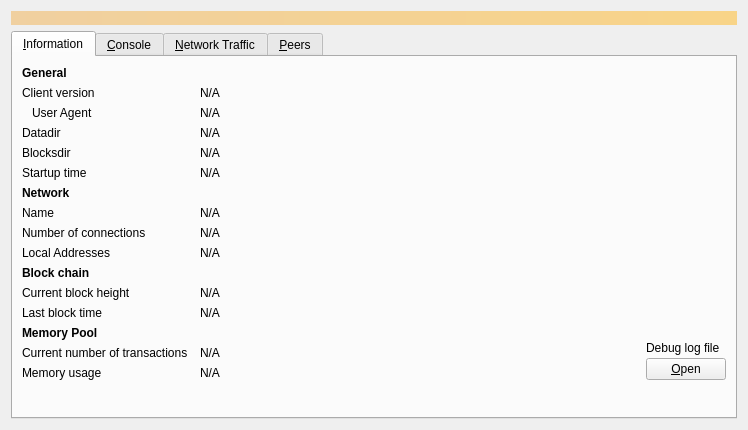
Old version of the form src/qt/forms/debugwindow.ui in the repository bitcoin-core/gui.
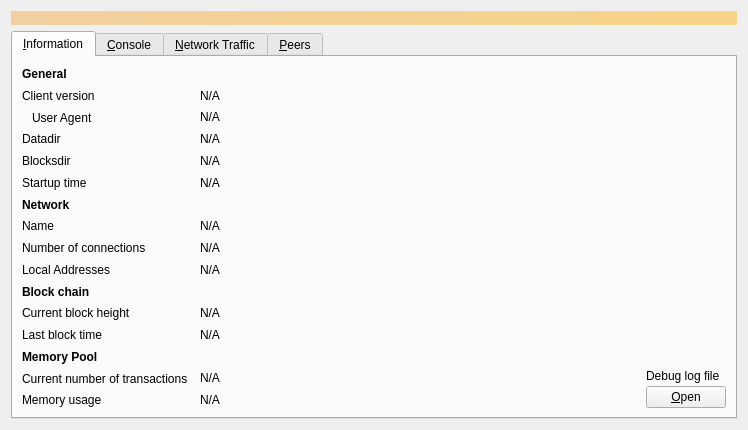
New version of the form. Icons and pictures are not drawn. Custom widgets are drawn as their Qt base class.

Commit message: src/qt/forms/debugwindow.ui:remove verticalSpacer

```diff
--- a/src/qt/forms/debugwindow.ui
+++ b/src/qt/forms/debugwindow.ui
@@ -465,19 +465,6 @@
          </item>
         </layout>
        </item>
-       <item row="16" column="0">
-        <spacer name="verticalSpacer">
-         <property name="orientation">
-          <enum>Qt::Vertical</enum>
-         </property>
-         <property name="sizeHint" stdset="0">
-          <size>
-           <width>20</width>
-           <height>40</height>
-          </size>
-         </property>
-        </spacer>
-       </item>
       </layout>
      </widget>
      <widget class="QWidget" name="tab_console">
```
